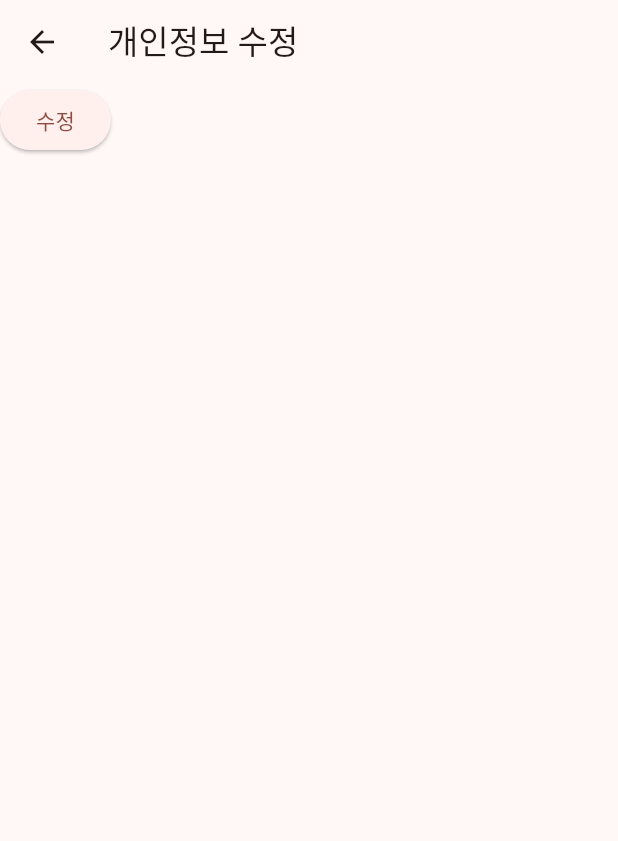
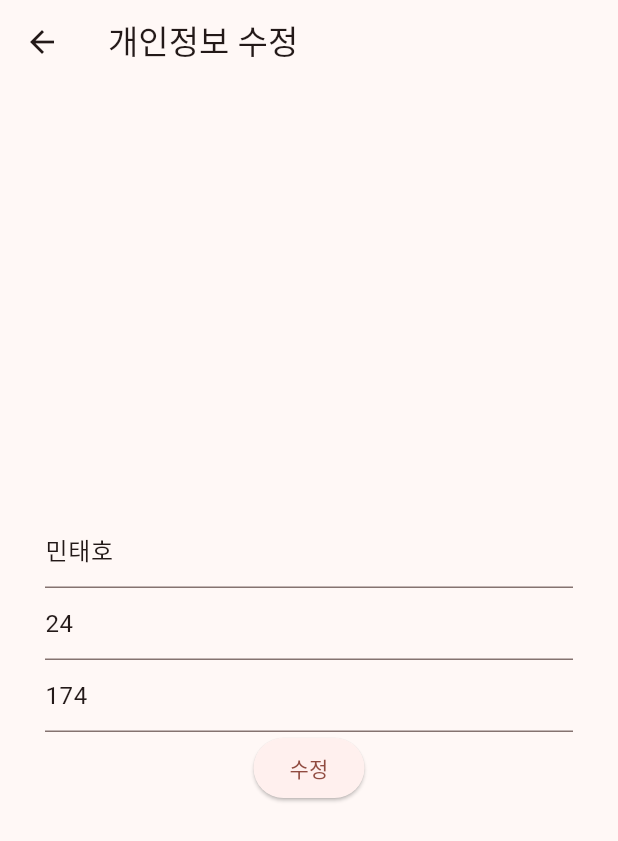
Before and after one commit to mintaeh0/capstone, a Flutter app: the screen it shows after launch, item 3 of the bottom bar chosen, after a tap on "개인정보 수정", on a phone screen of 412 x 824 dp. Shown: the top 841 px of the screen. Run offline on Flutter 3.47's test engine with Material 3 defaults, Android fonts, the phone set to English and light mode, and no system bars; our stand-ins replace fl_chart.

Commit message:
식단추가 페이지 생성

```diff
--- a/project1/lib/diet_page.dart
+++ b/project1/lib/diet_page.dart
@@ -1,4 +1,5 @@
 import 'package:flutter/material.dart';
+import 'diet_add_page.dart';
 
 // 식단 페이지
 class DietPage extends StatelessWidget {
@@ -27,94 +28,32 @@ class DietPage extends StatelessWidget {
               DataRow(cells: [DataCell(Text("지방")), DataCell(Text("50"))]),
               DataRow(cells: [DataCell(Text("칼로리")), DataCell(Text("2000"))]),
             ]),
-            Container(
-              child: Row(children: [
-                Text(" 아침 "),
-                Text(" 점심 "),
-                Text(" 저녁 "),
-                Text(" 간식 "),
-              ]),
-            ),
-            Container(
-              child: const SingleChildScrollView(
-                  scrollDirection: Axis.vertical,
-                  child: Column(children: [
-                    Row(
-                      children: [
-                        Text(
-                          "밥(3)",
-                          style: TextStyle(
-                            fontWeight: FontWeight.bold,
-                          ),
-                        ),
-                        Text("  "),
-                        Text("65 / 5 / 1 / 300"),
-                      ],
-                    ),
-                    Row(
-                      children: [
-                        Text(
-                          "된장찌개",
-                          style: TextStyle(
-                            fontWeight: FontWeight.bold,
-                          ),
-                        ),
-                        Text("  "),
-                        Text("16 / 15 / 5 / 170"),
-                      ],
-                    ),
-                    Row(
-                      children: [
-                        Text(
-                          "된장찌개",
-                          style: TextStyle(
-                            fontWeight: FontWeight.bold,
-                          ),
-                        ),
-                        Text("  "),
-                        Text("16 / 15 / 5 / 170"),
-                      ],
-                    ),
-                    Row(
-                      children: [
-                        Text(
-                          "된장찌개",
-                          style: TextStyle(
-                            fontWeight: FontWeight.bold,
-                          ),
-                        ),
-                        Text("  "),
-                        Text("16 / 15 / 5 / 170"),
-                      ],
-                    ),
-                  ])),
-            ),
-            ElevatedButton(
-                onPressed: () {
-                  showModalBottomSheet(
-                    context: context,
-                    isScrollControlled: true,
-                    builder: (context) {
-                      return Container(
-                        height: 500,
-                        margin:
-                            EdgeInsets.symmetric(horizontal: 20, vertical: 20),
-                        child: const Column(children: [
-                          TextField(
-                            decoration: InputDecoration(
-                                contentPadding:
-                                    EdgeInsets.all(double.minPositive),
-                                border: OutlineInputBorder(
-                                    borderSide: BorderSide()),
-                                hintText: "검색",
-                                prefixIcon: Icon(Icons.search)),
-                          )
-                        ]),
-                      );
-                    },
-                  );
-                },
-                child: const Text("편집/등록")),
+            Row(mainAxisAlignment: MainAxisAlignment.spaceEvenly, children: [
+              ElevatedButton(
+                  onPressed: () {
+                    Navigator.of(context).push(MaterialPageRoute(
+                        builder: (context) => const DietAddPage()));
+                  },
+                  child: Text("아침")),
+              ElevatedButton(
+                  onPressed: () {
+                    Navigator.of(context).push(MaterialPageRoute(
+                        builder: (context) => const DietAddPage()));
+                  },
+                  child: Text("점심")),
+              ElevatedButton(
+                  onPressed: () {
+                    Navigator.of(context).push(MaterialPageRoute(
+                        builder: (context) => const DietAddPage()));
+                  },
+                  child: Text("저녁")),
+              ElevatedButton(
+                  onPressed: () {
+                    Navigator.of(context).push(MaterialPageRoute(
+                        builder: (context) => const DietAddPage()));
+                  },
+                  child: Text("간식")),
+            ]),
           ],
         ));
   }
--- a/project1/lib/profile_page.dart
+++ b/project1/lib/profile_page.dart
@@ -1,5 +1,4 @@
 import 'package:flutter/material.dart';
-import 'package:project1/bodyspec_set_page.dart';
 import 'proflie_set_page.dart';
 
 // 프로필 페이지
@@ -38,25 +37,6 @@ class ProfilePage extends StatelessWidget {
           ]),
         ),
       ),
-      GestureDetector(
-          onTap: () {
-            Navigator.of(context).push(MaterialPageRoute(
-              builder: (context) => const BodyspecSetPage(),
-            ));
-          },
-          child: Container(
-            decoration: BoxDecoration(
-                borderRadius: BorderRadius.circular(7),
-                color: Colors.grey[300]),
-            margin: EdgeInsets.only(left: 20, right: 20, bottom: 10),
-            padding: EdgeInsets.all(10),
-            child: Row(
-                mainAxisAlignment: MainAxisAlignment.spaceBetween,
-                children: [
-                  Text("신체스펙 수정"),
-                  Icon(Icons.arrow_forward_ios, size: 15),
-                ]),
-          ))
     ]);
   }
 }
--- a/project1/lib/proflie_set_page.dart
+++ b/project1/lib/proflie_set_page.dart
@@ -6,10 +6,25 @@ class ProflieSetPage extends StatelessWidget {
   @override
   Widget build(BuildContext context) {
     return Scaffold(
-      appBar: AppBar(
-        title: const Text("개인정보 수정"),
-      ),
-      body: ElevatedButton(onPressed: () {}, child: Text("수정")),
-    );
+        appBar: AppBar(
+          title: const Text("개인정보 수정"),
+        ),
+        body: Container(
+            padding: EdgeInsets.all(30),
+            child: Column(
+              mainAxisAlignment: MainAxisAlignment.center,
+              children: [
+                TextFormField(
+                  initialValue: "민태호",
+                ),
+                TextFormField(
+                  initialValue: "24",
+                ),
+                TextFormField(
+                  initialValue: "174",
+                ),
+                ElevatedButton(onPressed: () {}, child: Text("수정"))
+              ],
+            )));
   }
 }
```
Also changed, not shown: project1/lib/bmi_page.dart (+2 -11 lines), project1/lib/bodyspec_set_page.dart (deleted, +0 -15 lines), project1/lib/diet_add_page.dart (added, +21 -0 lines).
